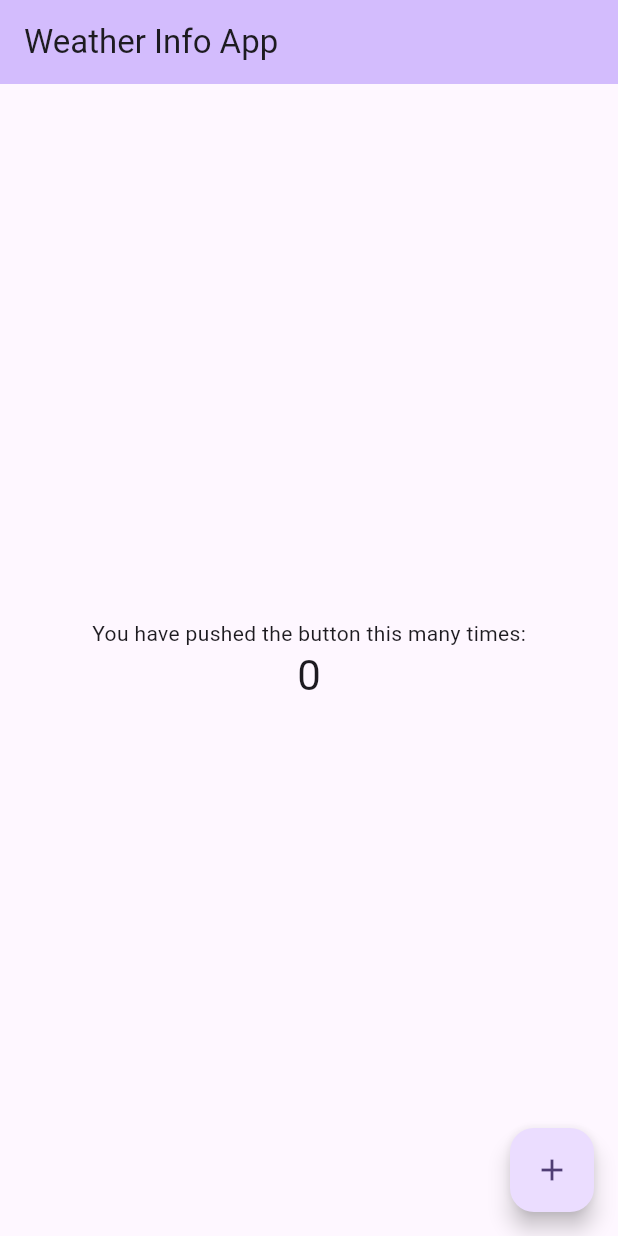
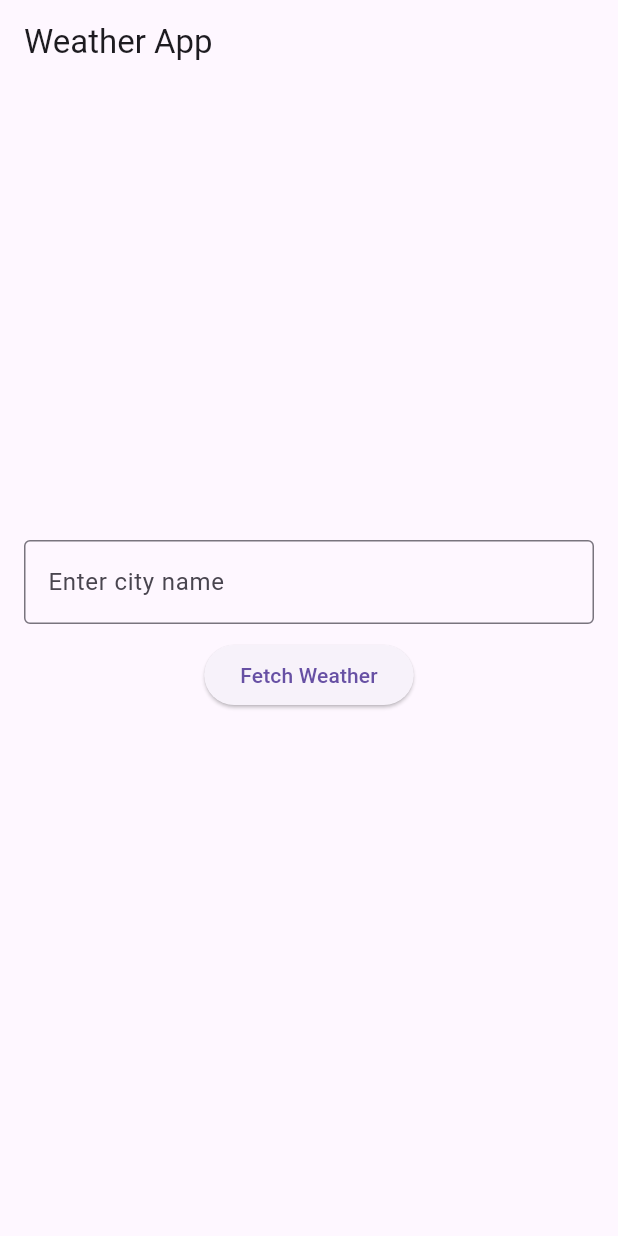
Before and after one commit to sidehenhub/weather_info_app_2, a Flutter app: the screen it shows after launch, on a phone screen of 412 x 824 dp. Run offline on Flutter 3.47's test engine with Material 3 defaults, Android fonts, the phone set to English and light mode, and no system bars.

Commit message:
Basic UI with input field and button

```diff
--- a/lib/main.dart
+++ b/lib/main.dart
@@ -1,125 +1,85 @@
 import 'package:flutter/material.dart';
 
 void main() {
-  runApp(const MyApp());
+  runApp(WeatherApp());
 }
 
-class MyApp extends StatelessWidget {
-  const MyApp({super.key});
-
-  // This widget is the root of your application.
+class WeatherApp extends StatelessWidget {
   @override
   Widget build(BuildContext context) {
     return MaterialApp(
-      title: 'Flutter Demo',
-      theme: ThemeData(
-        // This is the theme of your application.
-        //
-        // TRY THIS: Try running your application with "flutter run". You'll see
-        // the application has a purple toolbar. Then, without quitting the app,
-        // try changing the seedColor in the colorScheme below to Colors.green
-        // and then invoke "hot reload" (save your changes or press the "hot
-        // reload" button in a Flutter-supported IDE, or press "r" if you used
-        // the command line to start the app).
-        //
-        // Notice that the counter didn't reset back to zero; the application
-        // state is not lost during the reload. To reset the state, use hot
-        // restart instead.
-        //
-        // This works for code too, not just values: Most code changes can be
-        // tested with just a hot reload.
-        colorScheme: ColorScheme.fromSeed(seedColor: Colors.deepPurple),
-        useMaterial3: true,
-      ),
-      home: const MyHomePage(title: 'Weather Info App'),
+      debugShowCheckedModeBanner: false,
+      title: 'Weather App',
+      theme: ThemeData(primarySwatch: Colors.blue),
+      home: WeatherHomePage(),
     );
   }
 }
 
-class MyHomePage extends StatefulWidget {
-  const MyHomePage({super.key, required this.title});
-
-  // This widget is the home page of your application. It is stateful, meaning
-  // that it has a State object (defined below) that contains fields that affect
-  // how it looks.
-
-  // This class is the configuration for the state. It holds the values (in this
-  // case the title) provided by the parent (in this case the App widget) and
-  // used by the build method of the State. Fields in a Widget subclass are
-  // always marked "final".
-
-  final String title;
-
+class WeatherHomePage extends StatefulWidget {
   @override
-  State<MyHomePage> createState() => _MyHomePageState();
+  _WeatherHomePageState createState() => _WeatherHomePageState();
 }
 
-class _MyHomePageState extends State<MyHomePage> {
-  int _counter = 0;
+class _WeatherHomePageState extends State<WeatherHomePage> {
+  final TextEditingController _controller = TextEditingController();
+  String _weatherData = '';
 
-  void _incrementCounter() {
-    setState(() {
-      // This call to setState tells the Flutter framework that something has
-      // changed in this State, which causes it to rerun the build method below
-      // so that the display can reflect the updated values. If we changed
-      // _counter without calling setState(), then the build method would not be
-      // called again, and so nothing would appear to happen.
-      _counter++;
-    });
+
+  Map<String, String> mockWeatherData = {
+    'Paris': 'Temperature: 35 °C\nWeather: Clear Sky',
+    'Dallas': 'Temperature: 20 °C\nWeather: Light Rain',
+    'Houston': 'Temperature: 45 °C\nWeather: Sunny',
+    'Cupertino': 'Temperature: 15 °C\nWeather: Light Rain',
+  };
+
+  void fetchWeather(String city) {
+
+    if (mockWeatherData.containsKey(city)) {
+      setState(() {
+        _weatherData = mockWeatherData[city]!;
+      });
+    } else {
+      setState(() {
+        _weatherData = 'City not found';
+      });
+    }
   }
 
   @override
   Widget build(BuildContext context) {
-    // This method is rerun every time setState is called, for instance as done
-    // by the _incrementCounter method above.
-    //
-    // The Flutter framework has been optimized to make rerunning build methods
-    // fast, so that you can just rebuild anything that needs updating rather
-    // than having to individually change instances of widgets.
     return Scaffold(
       appBar: AppBar(
-        // TRY THIS: Try changing the color here to a specific color (to
-        // Colors.amber, perhaps?) and trigger a hot reload to see the AppBar
-        // change color while the other colors stay the same.
-        backgroundColor: Theme.of(context).colorScheme.inversePrimary,
-        // Here we take the value from the MyHomePage object that was created by
-        // the App.build method, and use it to set our appbar title.
-        title: Text(widget.title),
+        title: Text('Weather App'),
       ),
-      body: Center(
-        // Center is a layout widget. It takes a single child and positions it
-        // in the middle of the parent.
+      body: Padding(
+        padding: const EdgeInsets.all(16.0),
         child: Column(
-          // Column is also a layout widget. It takes a list of children and
-          // arranges them vertically. By default, it sizes itself to fit its
-          // children horizontally, and tries to be as tall as its parent.
-          //
-          // Column has various properties to control how it sizes itself and
-          // how it positions its children. Here we use mainAxisAlignment to
-          // center the children vertically; the main axis here is the vertical
-          // axis because Columns are vertical (the cross axis would be
-          // horizontal).
-          //
-          // TRY THIS: Invoke "debug painting" (choose the "Toggle Debug Paint"
-          // action in the IDE, or press "p" in the console), to see the
-          // wireframe for each widget.
           mainAxisAlignment: MainAxisAlignment.center,
-          children: <Widget>[
-            const Text(
-              'You have pushed the button this many times:',
+          children: [
+            TextField(
+              controller: _controller,
+              decoration: InputDecoration(
+                labelText: 'Enter city name',
+                border: OutlineInputBorder(),
+              ),
             ),
+            SizedBox(height: 10),
+            ElevatedButton(
+              onPressed: () {
+                fetchWeather(_controller.text.trim());
+              },
+              child: Text('Fetch Weather'),
+            ),
+            SizedBox(height: 20),
             Text(
-              '$_counter',
-              style: Theme.of(context).textTheme.headlineMedium,
+              _weatherData,
+              style: TextStyle(fontSize: 18),
+              textAlign: TextAlign.center,
             ),
           ],
         ),
       ),
-      floatingActionButton: FloatingActionButton(
-        onPressed: _incrementCounter,
-        tooltip: 'Increment',
-        child: const Icon(Icons.add),
-      ), // This trailing comma makes auto-formatting nicer for build methods.
     );
   }
 }
--- a/pubspec.yaml
+++ b/pubspec.yaml
@@ -30,6 +30,7 @@ environment:
 dependencies:
   flutter:
     sdk: flutter
+
 
 
   # The following adds the Cupertino Icons font to your application.
```
Also changed, not shown: 1 other file.
